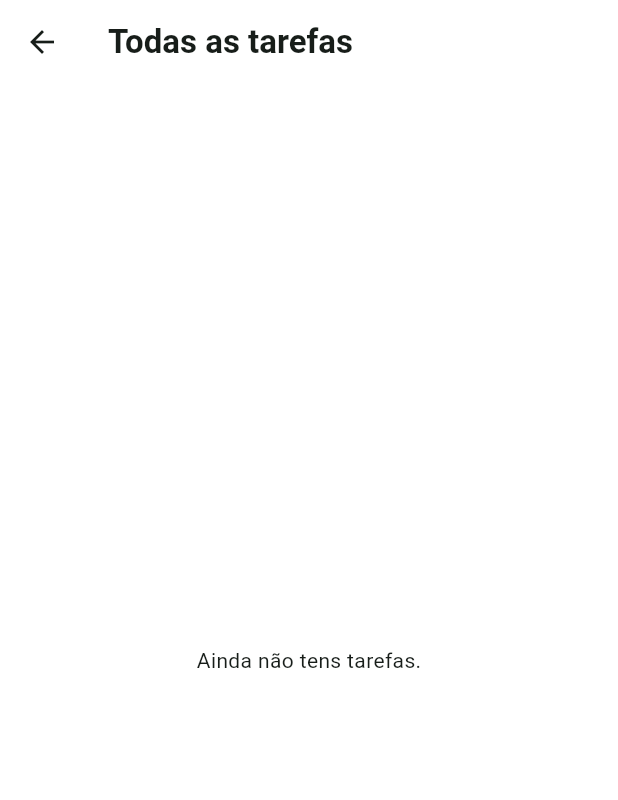
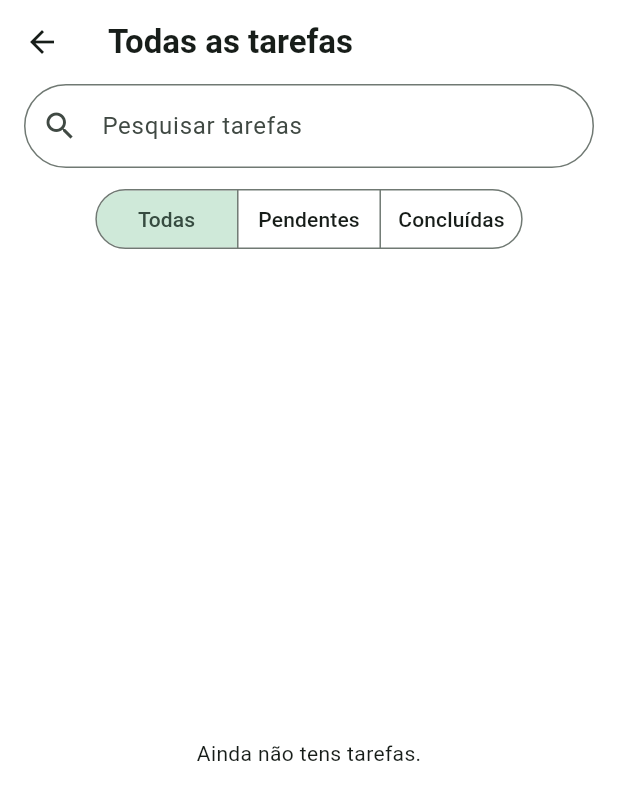
Before and after one commit to Yurii0604/-MyDay, a Flutter app: the EcranTodasTarefas screen opened by its route, on a phone screen of 412 x 824 dp. Shown: the top 800 px of the screen. Run offline on Flutter 3.47's test engine with Material 3 defaults, Android fonts, the phone set to English and light mode, and no system bars; our stand-ins replace shared_preferences; accounts and stored records are empty.

Commit message:
Remover pagina provisoria e terminar ajustes

```diff
--- a/lib/ecras/ecran_todas_tarefas.dart
+++ b/lib/ecras/ecran_todas_tarefas.dart
@@ -1,10 +1,35 @@
 import 'package:flutter/material.dart';
 
 import '../dados/estado_app.dart';
+import '../modelos/tarefa.dart';
 import '../widgets/cartao_tarefa.dart';
 
-class EcranTodasTarefas extends StatelessWidget {
+// Lista completa de tarefas, com pesquisa e filtro por estado.
+class EcranTodasTarefas extends StatefulWidget {
   const EcranTodasTarefas({super.key});
+
+  @override
+  State<EcranTodasTarefas> createState() => _EcranTodasTarefasState();
+}
+
+class _EcranTodasTarefasState extends State<EcranTodasTarefas> {
+  String _pesquisa = '';
+  // Filtro escolhido: 0 = todas, 1 = pendentes, 2 = concluídas
+  int _filtro = 0;
+
+  // Aplica a pesquisa (título ou descrição) e o filtro de estado.
+  List<Tarefa> _filtrar(List<Tarefa> tarefas) {
+    final texto = _pesquisa.trim().toLowerCase();
+
+    return tarefas.where((t) {
+      final combina = t.titulo.toLowerCase().contains(texto) ||
+          t.descricao.toLowerCase().contains(texto);
+      final estadoCerto = _filtro == 0 ||
+          (_filtro == 1 && !t.concluida) ||
+          (_filtro == 2 && t.concluida);
+      return combina && estadoCerto;
+    }).toList();
+  }
 
   @override
   Widget build(BuildContext context) {
@@ -19,20 +44,57 @@ class EcranTodasTarefas extends StatelessWidget {
           style: TextStyle(fontWeight: FontWeight.bold),
         ),
       ),
-      body: ListenableBuilder(
+      body: Column(
+        children: [
+          Padding(
+            padding: const EdgeInsets.fromLTRB(16, 0, 16, 10),
+            child: TextField(
+              onChanged: (valor) => setState(() => _pesquisa = valor),
+              decoration: InputDecoration(
+                hintText: 'Pesquisar tarefas',
+                prefixIcon: const Icon(Icons.search),
+                border: OutlineInputBorder(
+                  borderRadius: BorderRadius.circular(30),
+                ),
+              ),
+            ),
+          ),
+          Padding(
+            padding: const EdgeInsets.fromLTRB(16, 0, 16, 10),
+            child: SegmentedButton<int>(
+              showSelectedIcon: false,
+              segments: const [
+                ButtonSegment(value: 0, label: Text('Todas')),
+                ButtonSegment(value: 1, label: Text('Pendentes')),
+                ButtonSegment(value: 2, label: Text('Concluídas')),
+              ],
+              selected: {_filtro},
+              onSelectionChanged: (escolha) =>
+                  setState(() => _filtro = escolha.first),
+            ),
+          ),
+          Expanded(
+            child: ListenableBuilder(
               listenable: estado,
               builder: (context, _) {
                 if (estado.tarefas.isEmpty) {
                   return const Center(child: Text('Ainda não tens tarefas.'));
                 }
+                final visiveis = _filtrar(estado.tarefas);
+                if (visiveis.isEmpty) {
+                  return const Center(child: Text('Nenhuma tarefa encontrada.'));
+                }
                 return ListView(
-            padding: const EdgeInsets.all(16),
+                  padding: const EdgeInsets.fromLTRB(16, 0, 16, 16),
                   children: [
-              for (final tarefa in estado.tarefas) CartaoTarefa(tarefa: tarefa),
+                    for (final tarefa in visiveis) CartaoTarefa(tarefa: tarefa),
                   ],
                 );
               },
             ),
+          ),
+        ],
+      ),
     );
   }
 }
--- a/pubspec.yaml
+++ b/pubspec.yaml
@@ -36,6 +36,8 @@ dependencies:
   cupertino_icons: ^1.0.8
   shared_preferences: ^2.5.6
   crypto: ^3.0.8
+  flutter_localizations:
+    sdk: flutter
 
 dev_dependencies:
   flutter_test:
```
Also changed, not shown: lib/ecras/ecran_principal.dart (+0 -11 lines), lib/main.dart (+8 -0 lines), lib/widgets/cartao_tarefa.dart (+32 -2 lines), pubspec.lock. Lines whose indentation alone changed are shown as unchanged.
